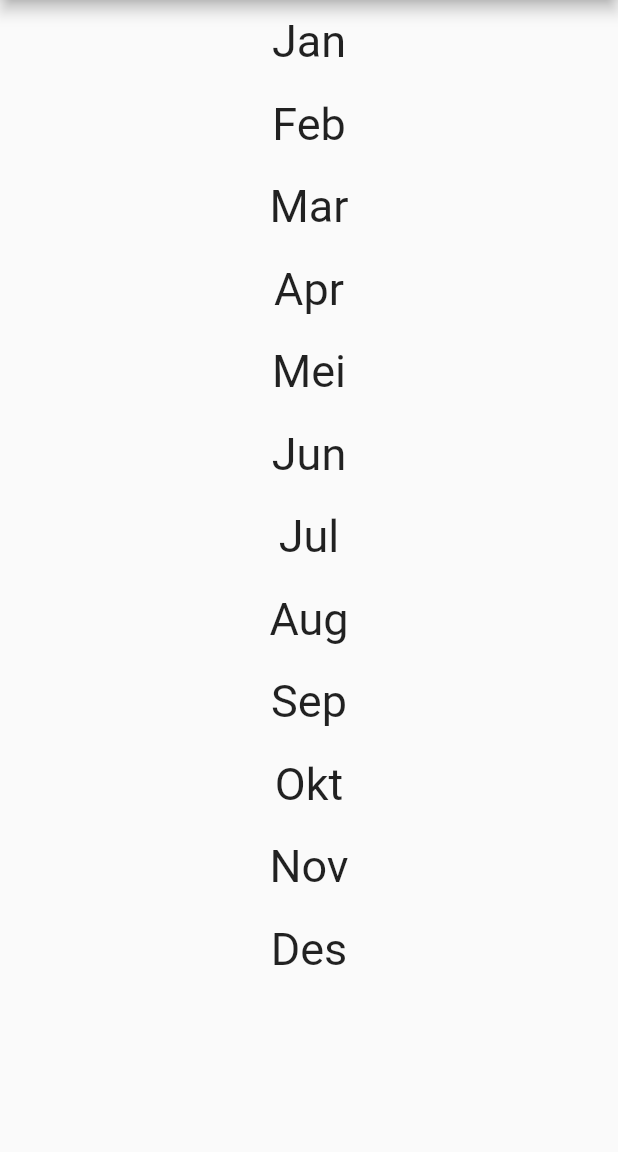
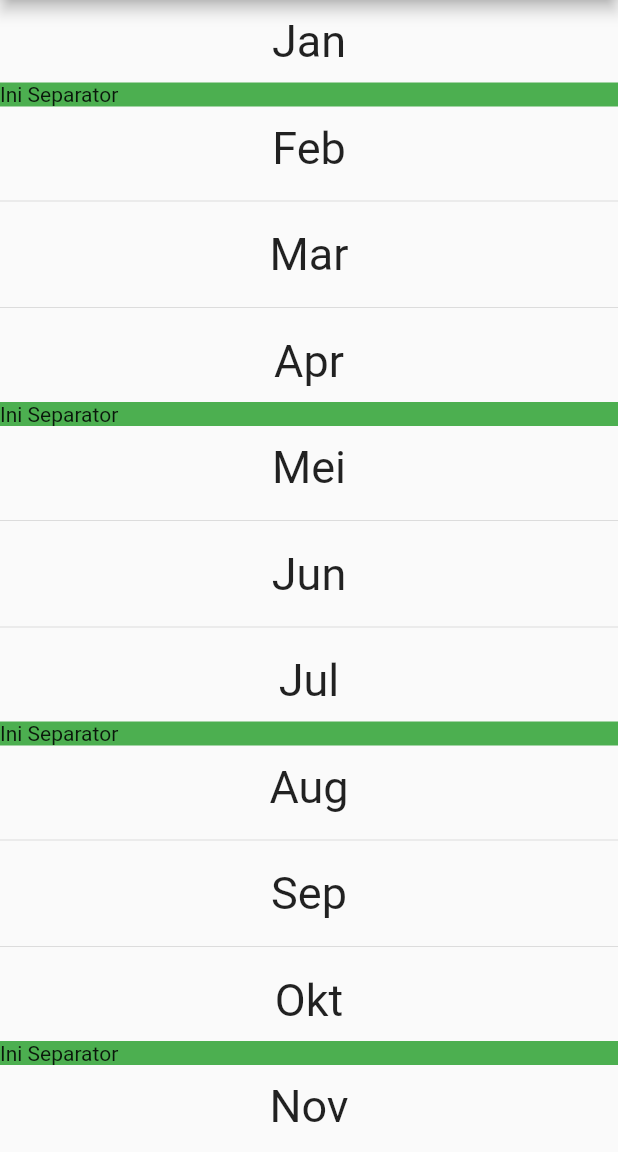
Before and after one commit to AhmadinZaki/learnFlutterWidget_ListView_Card_Navigation, a Flutter app: the screen it shows after launch, on a phone screen of 412 x 824 dp, the part 84-1236 px from its top. Run offline on Flutter 3.47's test engine with Material 2 defaults, Android fonts, the phone set to English and light mode, and no system bars.

```diff
--- a/lib/main.dart
+++ b/lib/main.dart
@@ -36,7 +36,17 @@ class _MyAppState extends State<MyApp> {
           title: const Text("Coba Widget"),
         ),
         body: Container(
-          child: ListView.builder(
+          child: ListView.separated(
+            separatorBuilder: (context, Position) {
+              if (Position % 3 == 0) {
+                return Container(
+                  color: Colors.green,
+                  child: const Text("Ini Separator"),
+                );
+              } else {
+                return const Divider();
+              }
+            },
             itemCount: bulan.length,
             itemBuilder: (context, index) {
               return Container(
```
